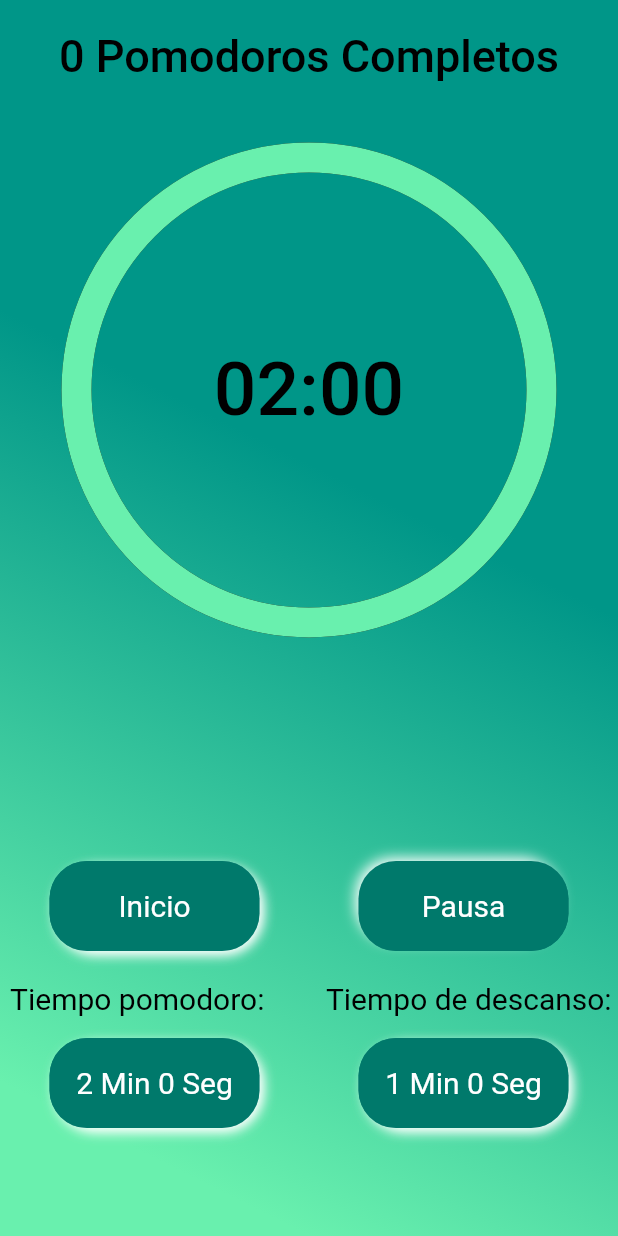
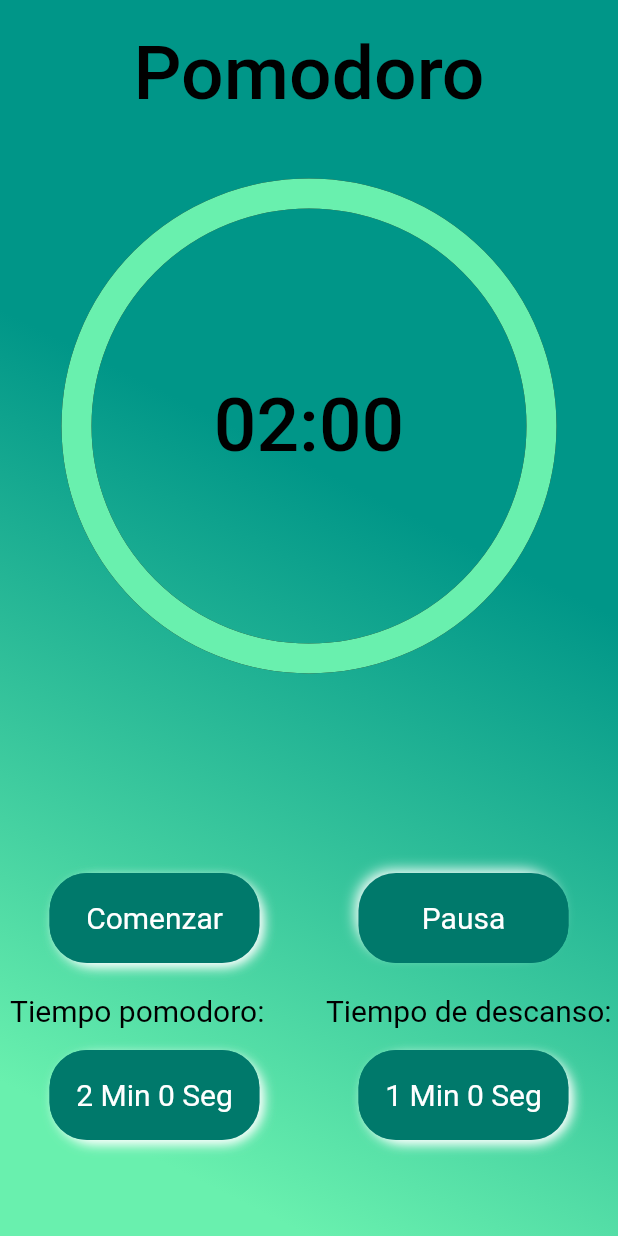
Before and after one commit to CeciliaVV/PomodoroGithubFail, a Flutter app: the screen it shows after launch, on a phone screen of 412 x 824 dp. Run offline on Flutter 3.47's test engine with Material 2 defaults, Android fonts, the phone set to English and light mode, and no system bars; drawn by our look-alikes of percent_indicator; our stand-ins replace liquid_progress_indicator; Roboto replaces fonts that are missing (Arial, Calibri, Russo one).

Commit message:
listo, falta ordenar código

```diff
--- a/lib/main.dart
+++ b/lib/main.dart
@@ -52,7 +52,6 @@ class _MyHomePageState extends State<MyHomePage> {
   int temporalMin;
   int temporalSeg;
   int bandera = 0;
-  int pomodoros_completos = 0;
   String minutesStr;
   String secondsStr;
 
@@ -67,7 +66,6 @@ class _MyHomePageState extends State<MyHomePage> {
     secondsStr = (seconds % 60).toString().padLeft(2, '0');
 
     if (seconds < 1 && bandera == 1) {
-      pomodoros_completos++;
       return "Pomodoro completed";
     }
 
@@ -143,52 +141,15 @@ class _MyHomePageState extends State<MyHomePage> {
                   children: <Widget>[
                     SizedBox(height: 20),
                     Text(
-                      "$pomodoros_completos Pomodoros Completos",
+                      "Pomodoro",
                       textAlign: TextAlign.right,
                       style: TextStyle(
                           color: Colors.black,
                           fontFamily: "Calibri",
                           fontWeight: FontWeight.w500,
-                          fontSize: 30),
+                          fontSize: 50),
                     ),
                     SizedBox(height: 40),
-                    /*Row(
-                        mainAxisAlignment: MainAxisAlignment.spaceEvenly,
-                        children: <Widget>[
-                          CircularStepProgressIndicator(
-                            child: Text(
-                              formatHHMMSS(_start),
-                              textAlign: TextAlign.center,
-                              style: TextStyle(
-                                  color: Colors.black,
-                                  fontFamily: "Russo one",
-                                  fontWeight: FontWeight.w500,
-                                  fontSize: 50),
-                            ),
-                            totalSteps: 20,
-                            currentStep: 1,
-                            stepSize: 20,
-                            selectedColor: Colors.red,
-                            unselectedColor: Colors.purple[400],
-                            padding: 3.1416 / 80,
-                            width: 200,
-                            height: 200,
-                            startingAngle: -3.1416 * 2 / 3,
-                            arcSize: 3.1416 * 2 / 3 * 2,
-                            gradientColor: LinearGradient(
-                              colors: [Colors.red, Colors.purple[400]],
-                            ),
-                          ),
-                        ]),*/
-                    /*Text(
-                      formatHHMMSS(_start),
-                      textAlign: TextAlign.center,
-                      style: TextStyle(
-                          color: Colors.black,
-                          fontFamily: "Russo one",
-                          fontWeight: FontWeight.w500,
-                          fontSize: 50),
-                    ),*/
                     new CircularPercentIndicator(
                       radius: 330.0,
                       lineWidth: 20.0,
@@ -206,23 +167,7 @@ class _MyHomePageState extends State<MyHomePage> {
                       backgroundColor: Colors.black,
                       progressColor: Colors.greenAccent,
                     ),
-                    /*LiquidCustomProgressIndicator(
-                      direction: Axis.vertical,
-                      shapePath: _buildHeartPath(),
-                      center: Text(
-                        formato(_start),
-                        style: TextStyle(
-                          fontSize: 40.0,
-                          fontWeight: FontWeight.bold,
-                          color: Colors.tealAccent[400],
-                        ),
-                      ),
-                      valueColor: AlwaysStoppedAnimation(Colors.black),
-                      value: _start / initial_time,
-                      backgroundColor: Colors.white,
-                    ),*/
                     Spacer(),
-                    //Expanded(flex: 10, child: center_widget(paused)),
                     Spacer(),
                     SizedBox(height: 5),
                     Row(
@@ -231,7 +176,7 @@ class _MyHomePageState extends State<MyHomePage> {
                         children: <Widget>[
                           Expanded(
                             flex: 10,
-                            child: button("Inicio", reset, 140, 60, 25),
+                            child: button("Comenzar", reset, 140, 60, 25),
                           ),
                           Expanded(
                             flex: 10,
@@ -288,67 +233,6 @@ class _MyHomePageState extends State<MyHomePage> {
     );
   }
 
-  Path _buildHeartPath() {
-    double x = 1.3;
-    return Path()
-      ..moveTo(110 * x, 30 * x)
-      ..cubicTo(110 * x, 24 * x, 100 * x, 0, 60 * x, 0)
-      ..cubicTo(0, 0, 0, 75 * x, 0, 75 * x)
-      ..cubicTo(0, 110 * x, 40 * x, 154 * x, 110 * x, 190 * x)
-      ..cubicTo(180 * x, 154 * x, 220 * x, 110 * x, 220 * x, 75 * x)
-      ..cubicTo(220 * x, 75 * x, 220 * x, 0, 160 * x, 0)
-      ..cubicTo(130 * x, 0, 110 * x, 24 * x, 110 * x, 30 * x)
-      ..close();
-  }
-
-  /*ingresaMinutos(BuildContext context) {
-    paused = 1;
-    showDialog(
-        context: context,
-        builder: (context) => AlertDialog(
-              title: Text("Tiempo de Pomodoro"),
-              content: SizedBox(
-                  width: 100.0,
-                  height: 60.0,
-                  child: Center(
-                    child: TextField(
-                      decoration: InputDecoration(
-                        hintText: 'Minutos',
-                        labelText: 'Tiempo de Pomodoro',
-                        prefixIcon: Icon(Icons.alarm),
-                        border: OutlineInputBorder(),
-                      ),
-                      keyboardType: TextInputType.number,
-                      textAlign: TextAlign.center,
-                      maxLength: 2,
-                      onChanged: (valor) {
-                        temporal = int.parse(valor);
-                      },
-                    ),
-                  )),
-              actions: [
-                TextButton(
-                  child: Text("Cancelar"),
-                  onPressed: () {
-                    Navigator.pop(context);
-                  },
-                ),
-                TextButton(
-                  child: Text("Aceptar"),
-                  onPressed: () {
-                    setState(() {
-                      minutosPom = temporal;
-                      _start = minutosPom * 60 + segundosPom;
-                      min_25 = minutosPom * 60 + segundosPom;
-                      initial_time = _start;
-                    });
-                    Navigator.pop(context);
-                  },
-                ),
-              ],
-            ));
-  }*/
-
   ingresaTiempo(BuildContext context) {
     paused = 1;
     showDialog(
@@ -359,20 +243,6 @@ class _MyHomePageState extends State<MyHomePage> {
                   width: 100.0,
                   height: 200.0,
                   child: Center(
-                      /*child: TextField(
-                      decoration: InputDecoration(
-                        hintText: 'Segundos',
-                        labelText: 'Tiempo de Pomodoro',
-                        prefixIcon: Icon(Icons.alarm),
-                        border: OutlineInputBorder(),
-                      ),
-                      keyboardType: TextInputType.number,
-                      textAlign: TextAlign.center,
-                      maxLength: 2,
-                      onChanged: (valor) {
-                        temporal = int.parse(valor);
-                      },
-                    ),*/
                       child: Form(
                           key: formKey,
                           child: SingleChildScrollView(
@@ -383,7 +253,7 @@ class _MyHomePageState extends State<MyHomePage> {
                                   validator: (valor) {
                                     if (valor.isEmpty)
                                       return 'Debe ingresar datos';
-                                    if (int.parse(valor) > 60 ||
+                                    if (int.parse(valor) > 59 ||
                                         int.parse(valor) < 0)
                                       return 'Número no válido';
 
@@ -400,7 +270,7 @@ class _MyHomePageState extends State<MyHomePage> {
                                   validator: (valor) {
                                     if (valor.isEmpty)
                                       return 'Debe ingresar datos';
-                                    if (int.parse(valor) > 60 ||
+                                    if (int.parse(valor) > 59 ||
                                         int.parse(valor) < 0)
                                       return 'Número no válido';
 
@@ -444,30 +314,10 @@ class _MyHomePageState extends State<MyHomePage> {
                               ],
                             ),
                           )))),
-              /*actions: [
-                TextButton(
-                  child: Text("Cancelar"),
-                  onPressed: () {
-                    Navigator.pop(context);
-                  },
-                ),
-                TextButton(
-                  child: Text("Aceptar"),
-                  onPressed: () {
-                    setState(() {
-                      segundosPom = temporal;
-                      _start = minutosPom * 60 + segundosPom;
-                      min_25 = minutosPom * 60 + segundosPom;
-                      initial_time = _start;
-                    });
-                    Navigator.pop(context);
-                  },
-                ),
-              ],*/
             ));
   }
 
-  /*ingresaMinutosDes(BuildContext context) {
+  ingresaTiempoDescanso(BuildContext context) {
     paused = 1;
     showDialog(
         context: context,
@@ -475,91 +325,80 @@ class _MyHomePageState extends State<MyHomePage> {
               title: Text("Tiempo de Descanso"),
               content: SizedBox(
                   width: 100.0,
-                  height: 60.0,
+                  height: 200.0,
                   child: Center(
-                    child: TextField(
-                      decoration: InputDecoration(
-                        hintText: 'Minutos',
-                        labelText: 'Tiempo de Descanso',
-                        prefixIcon: Icon(Icons.pan_tool),
-                        border: OutlineInputBorder(),
+                      child: Form(
+                          key: formKey,
+                          child: SingleChildScrollView(
+                            child: Column(
+                              children: <Widget>[
+                                TextFormField(
+                                  keyboardType: TextInputType.number,
+                                  validator: (valor) {
+                                    if (valor.isEmpty)
+                                      return 'Debe ingresar datos';
+                                    if (int.parse(valor) > 59 ||
+                                        int.parse(valor) < 0)
+                                      return 'Número no válido';
+
+                                    return null;
+                                  },
+                                  onSaved: (valor) =>
+                                      temporalMin = int.parse(valor),
+                                  decoration:
+                                      InputDecoration(labelText: 'Minutos'),
                                 ),
+                                SizedBox(height: 15.0),
+                                TextFormField(
                                   keyboardType: TextInputType.number,
-                      textAlign: TextAlign.center,
-                      maxLength: 2,
-                      onChanged: (valor) {
-                        temporal = int.parse(valor);
+                                  validator: (valor) {
+                                    if (valor.isEmpty)
+                                      return 'Debe ingresar datos';
+                                    if (int.parse(valor) > 59 ||
+                                        int.parse(valor) < 0)
+                                      return 'Número no válido';
+
+                                    return null;
                                   },
+                                  onSaved: (valor) =>
+                                      temporalSeg = int.parse(valor),
+                                  decoration:
+                                      InputDecoration(labelText: 'Segundos'),
                                 ),
-                  )),
-              actions: [
+                                SizedBox(height: 50.0),
+                                Row(
+                                    mainAxisAlignment: MainAxisAlignment.end,
+                                    children: [
                                       TextButton(
                                         child: Text("Cancelar"),
                                         onPressed: () {
                                           Navigator.pop(context);
                                         },
                                       ),
+                                      SizedBox(width: 20.0),
                                       TextButton(
                                         child: Text("Aceptar"),
                                         onPressed: () {
+                                          if (formKey.currentState.validate()) {
+                                            formKey.currentState.save();
                                             setState(() {
-                      minutosDes = temporal;
-                      _start = minutosDes * 60 + segundosDes;
-                      min_5 = minutosDes * 60 + segundosDes;
-                      initial_time = _start;
+                                              minutosDes = temporalMin;
+                                              segundosDes = temporalSeg;
+                                              min_5 =
+                                                  minutosDes * 60 + segundosDes;
+                                              _start = min_5;
+                                              initial_time = min_5;
                                             });
                                             Navigator.pop(context);
-                  },
-                )
-              ],
-            ));
-  }*/
-
-  /*ingresaSegundosDes(BuildContext context) {
-    paused = 1;
-    showDialog(
-        context: context,
-        builder: (context) => AlertDialog(
-              title: Text("Tiempo de Pomodoro"),
-              content: SizedBox(
-                  width: 100.0,
-                  height: 60.0,
-                  child: Center(
-                    child: TextField(
-                      decoration: InputDecoration(
-                        hintText: 'Segundos',
-                        labelText: 'Tiempo de Pomodoro',
-                        prefixIcon: Icon(Icons.alarm),
-                        border: OutlineInputBorder(),
-                      ),
-                      keyboardType: TextInputType.number,
-                      textAlign: TextAlign.center,
-                      maxLength: 2,
-                      onChanged: (valor) {
-                        temporal = int.parse(valor);
+                                          }
                                         },
                                       ),
-                  )),
-              actions: [
-                TextButton(
-                  child: Text("Cancelar"),
-                  onPressed: () {
-                    Navigator.pop(context);
-                  },
+                                    ])
+                              ],
                             ),
-                TextButton(
-                  child: Text("Aceptar"),
-                  onPressed: () {
-                    setState(() {
-                      segundosDes = temporal;
-                      min_5 = segundosDes;
-                    });
-                    Navigator.pop(context);
-                  },
-                ),
-              ],
+                          )))),
             ));
-  }*/
+  }
 
   Widget button(String text, int status, double button_width,
       double button_height, double radius) {
@@ -638,17 +477,15 @@ class _MyHomePageState extends State<MyHomePage> {
                   paused = 1;
               }
               if (text == "$minutosPom Min $segundosPom Seg") {
-                print("hola");
-                //ingresaMinutos(context);
                 ingresaTiempo(context);
-
                 reset_25 = 1;
               } else if (text == "$minutosDes Min $segundosDes Seg") {
-                //ingresaMinutosDes(context);
-                //ingresaSegundosDes(context);
+                ingresaTiempoDescanso(context);
                 reset_5 = 1;
               }
-              if (text == "Inicio") {
+              if (text == "Comenzar") {
+                _start = min_25;
+                initial_time = min_25;
                 reset = 1;
               }
             });
```
Lines whose indentation alone changed are shown as unchanged.
